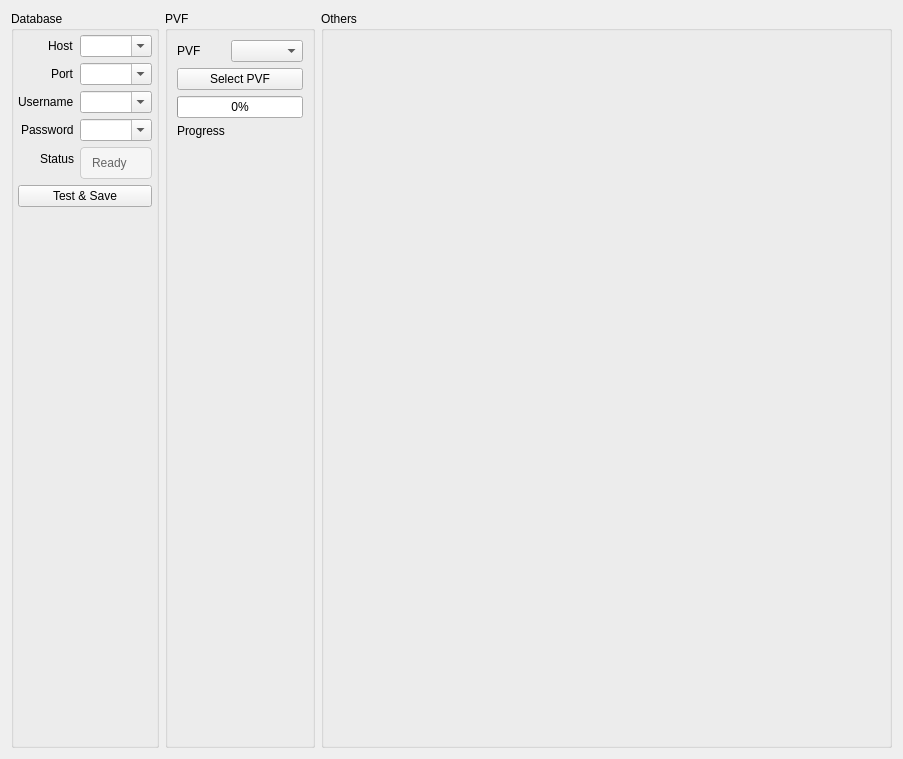
Before: the Qt Designer form ui/components/settings/settings.ui in evrins/dnf-gm-tool, drawn with Qt 5.
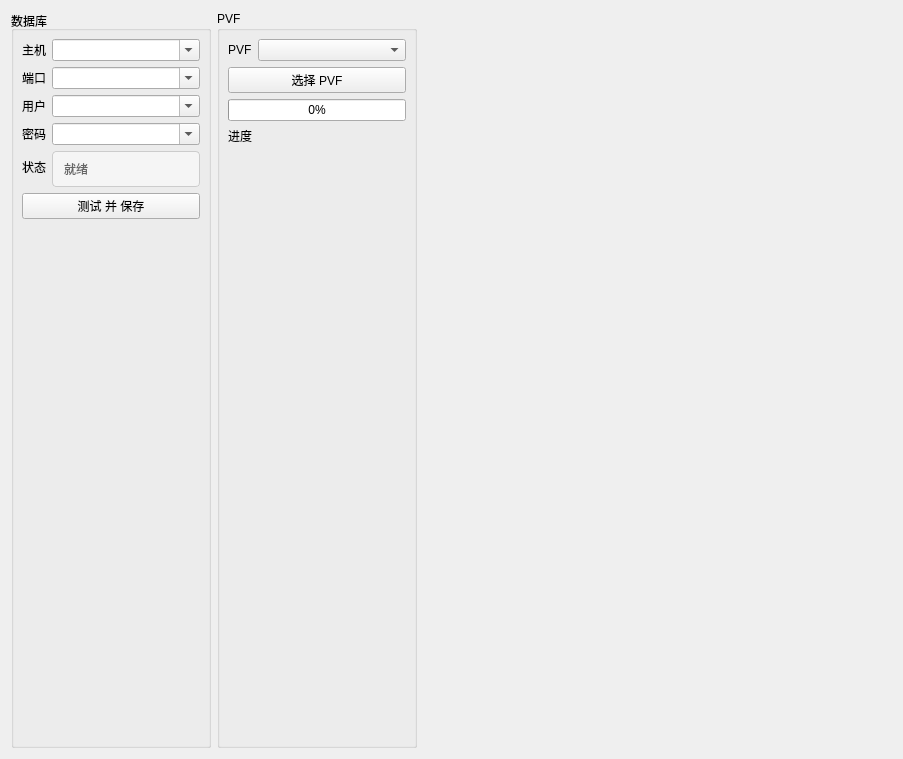
After: the same form once the commit is applied.

The edit to the form file:
```diff
--- a/ui/components/settings/settings.ui
+++ b/ui/components/settings/settings.ui
@@ -22,8 +22,20 @@
        <verstretch>0</verstretch>
       </sizepolicy>
      </property>
+     <property name="minimumSize">
+      <size>
+       <width>200</width>
+       <height>0</height>
+      </size>
+     </property>
+     <property name="maximumSize">
+      <size>
+       <width>200</width>
+       <height>16777215</height>
+      </size>
+     </property>
      <property name="title">
-      <string>Database</string>
+      <string>数据库</string>
      </property>
      <layout class="QFormLayout" name="formLayout">
       <property name="labelAlignment">
@@ -33,21 +45,21 @@
        <set>Qt::AlignmentFlag::AlignLeading|Qt::AlignmentFlag::AlignLeft|Qt::AlignmentFlag::AlignTop</set>
       </property>
       <property name="leftMargin">
-       <number>4</number>
+       <number>8</number>
       </property>
       <property name="topMargin">
-       <number>4</number>
+       <number>8</number>
       </property>
       <property name="rightMargin">
-       <number>4</number>
+       <number>8</number>
       </property>
       <property name="bottomMargin">
-       <number>4</number>
+       <number>8</number>
       </property>
       <item row="0" column="0">
        <widget class="QLabel" name="host_label">
         <property name="text">
-         <string>Host</string>
+         <string>主机</string>
         </property>
        </widget>
       </item>
@@ -61,7 +73,7 @@
       <item row="1" column="0">
        <widget class="QLabel" name="port_label">
         <property name="text">
-         <string>Port</string>
+         <string>端口</string>
         </property>
        </widget>
       </item>
@@ -75,7 +87,7 @@
       <item row="2" column="0">
        <widget class="QLabel" name="username_label">
         <property name="text">
-         <string>Username</string>
+         <string>用户</string>
         </property>
        </widget>
       </item>
@@ -89,7 +101,7 @@
       <item row="3" column="0">
        <widget class="QLabel" name="password_label">
         <property name="text">
-         <string>Password</string>
+         <string>密码</string>
         </property>
        </widget>
       </item>
@@ -103,7 +115,7 @@
       <item row="4" column="0">
        <widget class="QLabel" name="status_label">
         <property name="text">
-         <string>Status</string>
+         <string>状态</string>
         </property>
        </widget>
       </item>
@@ -119,14 +131,14 @@
             }</string>
         </property>
         <property name="text">
-         <string>Ready</string>
+         <string>就绪</string>
         </property>
        </widget>
       </item>
       <item row="5" column="0" colspan="2">
        <widget class="QPushButton" name="save_btn">
         <property name="text">
-         <string>Test &amp;&amp; Save</string>
+         <string>测试 并 保存</string>
         </property>
        </widget>
       </item>
@@ -141,10 +153,34 @@
        <verstretch>0</verstretch>
       </sizepolicy>
      </property>
+     <property name="minimumSize">
+      <size>
+       <width>200</width>
+       <height>0</height>
+      </size>
+     </property>
+     <property name="maximumSize">
+      <size>
+       <width>16777215</width>
+       <height>16777215</height>
+      </size>
+     </property>
      <property name="title">
       <string>PVF</string>
      </property>
      <layout class="QFormLayout" name="formLayout_2">
+      <property name="leftMargin">
+       <number>8</number>
+      </property>
+      <property name="topMargin">
+       <number>8</number>
+      </property>
+      <property name="rightMargin">
+       <number>8</number>
+      </property>
+      <property name="bottomMargin">
+       <number>8</number>
+      </property>
       <item row="0" column="0">
        <widget class="QLabel" name="pvf_label">
         <property name="text">
@@ -158,14 +194,14 @@
       <item row="1" column="0" colspan="2">
        <widget class="QPushButton" name="select_pvf_btn">
         <property name="text">
-         <string>Select PVF</string>
+         <string>选择 PVF</string>
         </property>
        </widget>
       </item>
       <item row="3" column="0">
        <widget class="QLabel" name="progress_status">
         <property name="text">
-         <string>Progress</string>
+         <string>进度</string>
         </property>
         <property name="wordWrap">
          <bool>true</bool>
@@ -183,11 +219,7 @@
     </widget>
    </item>
    <item>
-    <widget class="QGroupBox" name="other_groupbox">
-     <property name="title">
-      <string>Others</string>
-     </property>
-    </widget>
+    <widget class="QWidget" name="widget" native="true"/>
    </item>
   </layout>
  </widget>
```
